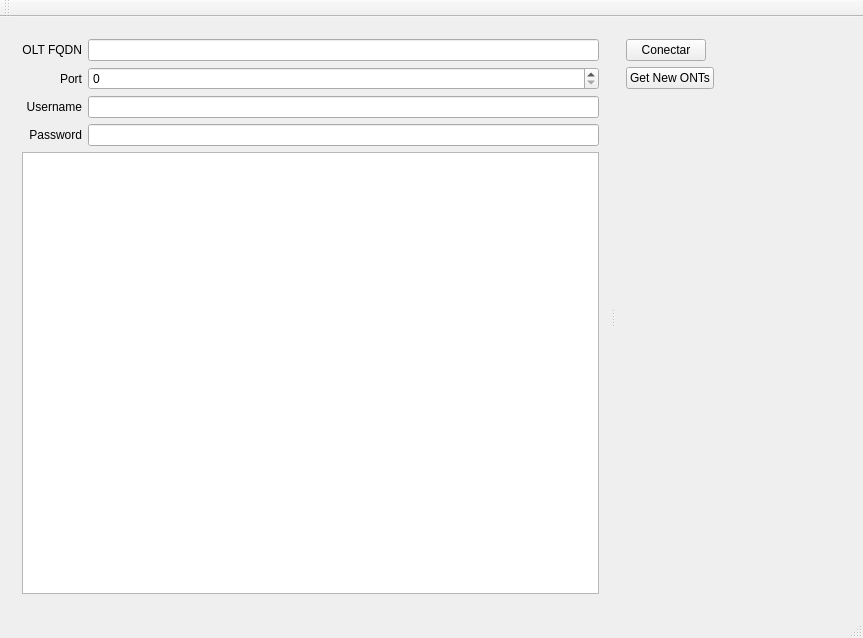
This is QFrontend.ui in silderan/HuaweiOLTAPI as Qt 5 draws it before an edit. The edited form follows.
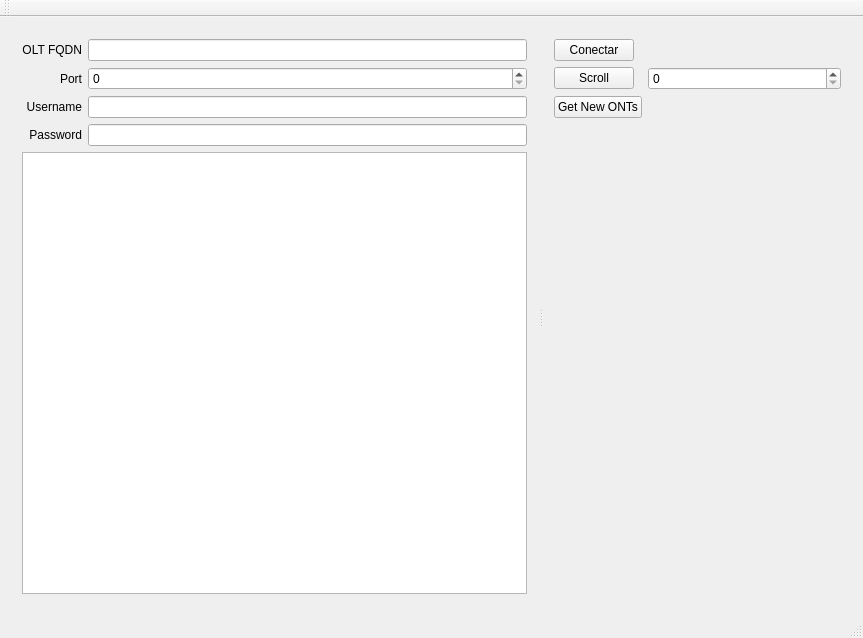
This is the edited form.

Commit message:
Scroll command added
Some bugs fixed on the go.

The edit to the form file:
```diff
--- a/QFrontend.ui
+++ b/QFrontend.ui
@@ -97,13 +97,27 @@
           </property>
          </widget>
         </item>
-        <item row="1" column="0">
+        <item row="2" column="0">
          <widget class="QPushButton" name="btNewOLTs">
           <property name="text">
            <string>Get New ONTs</string>
           </property>
          </widget>
         </item>
+        <item row="1" column="0">
+         <widget class="QPushButton" name="btScroll">
+          <property name="text">
+           <string>Scroll</string>
+          </property>
+         </widget>
+        </item>
+        <item row="1" column="1">
+         <widget class="QSpinBox" name="sbScroll">
+          <property name="maximum">
+           <number>512</number>
+          </property>
+         </widget>
+        </item>
        </layout>
       </widget>
      </widget>
```
Left out of the diff: 2 changed lines with no effect on the pictures. The commit also changes 9 other files.
